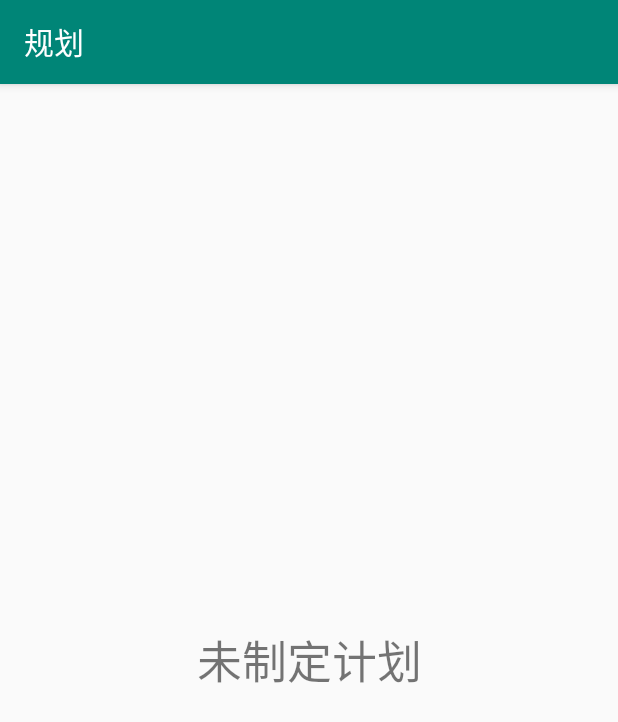
After one commit to yuyangyangyu/MapTest, an Android app: the Plan screen opened directly, with no data from a screen before it, on a phone screen of 412 x 824 dp. The commit adds this screen. Shown: the top 722 px of the screen. Run offline under Robolectric (Android 15) with nearby library versions, the phone set to English and light mode, and no system bars.

Commit message:
新增对行程的计划的添加

```diff
--- a/app/src/main/java/com/example/maptest/Login/sign_in.java
+++ b/app/src/main/java/com/example/maptest/Login/sign_in.java
@@ -11,6 +11,7 @@ import android.widget.TextView;
 
 import com.example.maptest.AboutMe.AboutMe;
 import com.example.maptest.Map.MapActivity;
+import com.example.maptest.Plan.Plan;
 import com.example.maptest.R;
 import com.example.maptest.SearchPoi.SearchPoi;
 import com.facebook.drawee.backends.pipeline.Fresco;
@@ -72,7 +73,8 @@ public class sign_in extends AppCompatActivity implements View.OnClickListener{
                 startActivity(intent2);
                 break;
             case R.id.four:
-                //Intent intent3=new Intent(sign_in.this,)
+                Intent intent3=new Intent(sign_in.this, com.example.maptest.Plan.Plan.class);
+                startActivity(intent3);
                 break;
             case R.id.five:
                 Intent intent4=new Intent(sign_in.this, AboutMe.class);
--- /dev/null
+++ b/app/src/main/java/com/example/maptest/Plan/Plan.java
@@ -0,0 +1,54 @@
+package com.example.maptest.Plan;
+
+import android.database.Cursor;
+import android.database.sqlite.SQLiteDatabase;
+import android.support.v7.app.ActionBar;
+import android.support.v7.app.AppCompatActivity;
+import android.os.Bundle;
+import android.support.v7.widget.LinearLayoutManager;
+import android.support.v7.widget.RecyclerView;
+import android.util.Log;
+import android.view.View;
+import android.widget.TextView;
+
+import com.example.maptest.MyDataBaseHelper;
+import com.example.maptest.R;
+
+import java.util.ArrayList;
+import java.util.List;
+
+public class Plan extends AppCompatActivity {
+    private TextView empty;
+    private MyDataBaseHelper mydata;
+    private List<String> list=new ArrayList<>();
+    @Override
+    protected void onCreate(Bundle savedInstanceState) {
+        super.onCreate(savedInstanceState);
+        setContentView(R.layout.activity_plan);
+        ActionBar actionBar=getSupportActionBar();
+        actionBar.setTitle("规划");
+        actionBar.show();
+        empty=findViewById(R.id.empty);
+        init(list);//获取数据
+    }
+    private void init(List<String> list){
+        mydata=new MyDataBaseHelper(this,"plan.db",null,2);
+        SQLiteDatabase plan_name=mydata.getWritableDatabase();
+        Cursor cursor=plan_name.query("Category",null,null,null,null,null,null);
+        if (cursor.moveToFirst()){
+            do {
+                String name=cursor.getString(cursor.getColumnIndex("name"));
+                list.add(name);
+                //Log.v("A",name);
+            }while (cursor.moveToNext());
+            RecyclerView recyclerView=findViewById(R.id.plan);
+            LinearLayoutManager manager=new LinearLayoutManager(this);
+            recyclerView.setLayoutManager(manager);
+            MyAdapter adapter=new MyAdapter(list);
+            recyclerView.setAdapter(adapter);
+        }
+        else {
+            empty.setVisibility(View.VISIBLE);
+        }
+    }
+}
--- a/app/src/main/java/com/example/maptest/Search/MyAdapter.java
+++ b/app/src/main/java/com/example/maptest/Search/MyAdapter.java
@@ -12,7 +12,7 @@ import android.support.annotation.NonNull;
 import android.support.v7.app.AlertDialog;
 import android.support.v7.widget.RecyclerView;
 
-import android.util.Log;
+
 import android.view.LayoutInflater;
 import android.view.View;
 import android.view.ViewGroup;
@@ -28,8 +28,6 @@ public class MyAdapter extends RecyclerView.Adapter<MyAdapter.ViewHolder> {
     private List<String> mlist;
     private Context context;
     private MyDataBaseHelper Data;//读取
-    //private MyDataBaseHelper Data_1;//存储
-
     static class ViewHolder extends RecyclerView.ViewHolder{
         View click;
         private TextView textView;
--- /dev/null
+++ b/app/src/main/res/layout/activity_plan.xml
@@ -0,0 +1,21 @@
+<?xml version="1.0" encoding="utf-8"?>
+<LinearLayout xmlns:android="http://schemas.android.com/apk/res/android"
+    xmlns:tools="http://schemas.android.com/tools"
+    android:layout_width="match_parent"
+    android:layout_height="match_parent"
+    tools:context=".Plan.Plan">
+    <TextView
+        android:id="@+id/empty"
+        android:gravity="center"
+        android:layout_width="match_parent"
+        android:layout_height="match_parent"
+        android:text="未制定计划"
+        android:textSize="30dp"
+        android:visibility="gone"/>
+    <android.support.v7.widget.RecyclerView
+        android:id="@+id/plan"
+        android:layout_width="match_parent"
+        android:layout_height="match_parent">
+    </android.support.v7.widget.RecyclerView>
+
+</LinearLayout>
```
Also changed, not shown: app/src/main/AndroidManifest.xml (+5 -2 lines), app/src/main/java/com/example/maptest/Plan/MyAdapter.java (added, +48 -0 lines), app/src/main/res/layout/plan_item.xml (added, +19 -0 lines).
